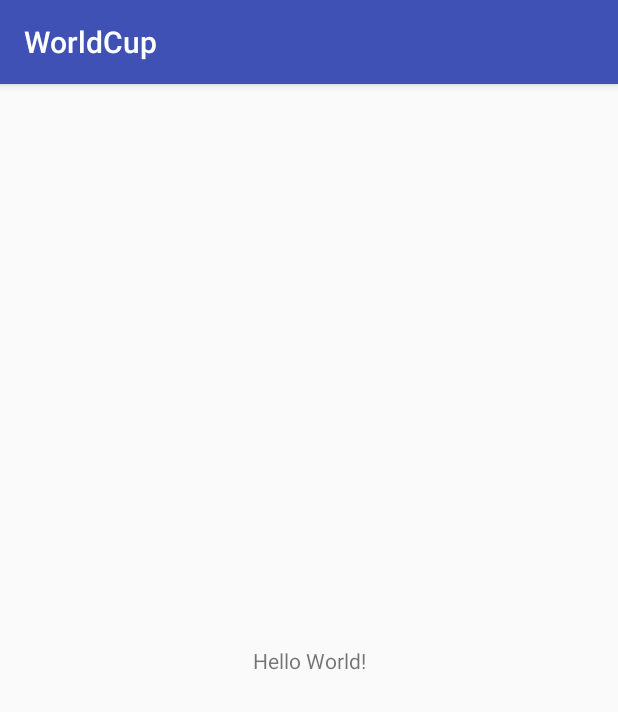
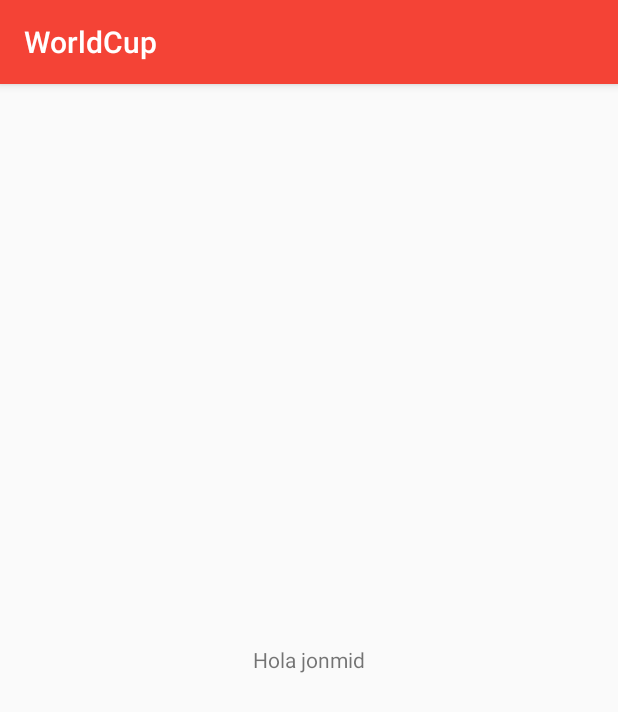
Before and after one commit to jonmid-workshops/WorldCup, an Android app: the screen it shows after launch (SplashScreenActivity before the commit, HomeActivity after it), on a phone screen of 412 x 824 dp. Shown: the top 712 px of the screen. Run offline under Robolectric (Android 15) with nearby library versions, the phone set to English and light mode, and no system bars.

Commit message:
Creacion de las pantallas principales

```diff
--- a/app/src/main/AndroidManifest.xml
+++ b/app/src/main/AndroidManifest.xml
@@ -16,6 +16,9 @@
                 <category android:name="android.intent.category.LAUNCHER" />
             </intent-filter>
         </activity>
+        <activity android:name=".Views.LoginActivity" />
+        <activity android:name=".Views.CreateAccountActivity" />
+        <activity android:name=".Views.HomeActivity"></activity>
     </application>
 
 </manifest>
--- a/app/src/main/java/com/example/jonmid/worldcup/SplashScreenActivity.java
+++ b/app/src/main/java/com/example/jonmid/worldcup/SplashScreenActivity.java
@@ -1,7 +1,11 @@
 package com.example.jonmid.worldcup;
 
+import android.content.Intent;
 import android.support.v7.app.AppCompatActivity;
 import android.os.Bundle;
+import android.view.View;
+
+import com.example.jonmid.worldcup.Views.LoginActivity;
 
 public class SplashScreenActivity extends AppCompatActivity {
 
@@ -9,5 +13,12 @@ public class SplashScreenActivity extends AppCompatActivity {
     protected void onCreate(Bundle savedInstanceState) {
         super.onCreate(savedInstanceState);
         setContentView(R.layout.activity_splash_screen);
+
+        showLogin();
+    }
+
+    public void showLogin(){
+        Intent intent = new Intent(this, LoginActivity.class);
+        startActivity(intent);
     }
 }
--- /dev/null
+++ b/app/src/main/java/com/example/jonmid/worldcup/Views/HomeActivity.java
@@ -0,0 +1,15 @@
+package com.example.jonmid.worldcup.Views;
+
+import android.support.v7.app.AppCompatActivity;
+import android.os.Bundle;
+
+import com.example.jonmid.worldcup.R;
+
+public class HomeActivity extends AppCompatActivity {
+
+    @Override
+    protected void onCreate(Bundle savedInstanceState) {
+        super.onCreate(savedInstanceState);
+        setContentView(R.layout.activity_home);
+    }
+}
--- /dev/null
+++ b/app/src/main/java/com/example/jonmid/worldcup/Views/LoginActivity.java
@@ -0,0 +1,23 @@
+package com.example.jonmid.worldcup.Views;
+
+import android.content.Intent;
+import android.support.v7.app.AppCompatActivity;
+import android.os.Bundle;
+
+import com.example.jonmid.worldcup.R;
+
+public class LoginActivity extends AppCompatActivity {
+
+    @Override
+    protected void onCreate(Bundle savedInstanceState) {
+        super.onCreate(savedInstanceState);
+        setContentView(R.layout.activity_login);
+
+        showHome();
+    }
+
+    public void showHome(){
+        Intent intent = new Intent(this, HomeActivity.class);
+        startActivity(intent);
+    }
+}
--- /dev/null
+++ b/app/src/main/res/layout/activity_home.xml
@@ -0,0 +1,25 @@
+<?xml version="1.0" encoding="utf-8"?>
+<android.support.design.widget.CoordinatorLayout
+    xmlns:android="http://schemas.android.com/apk/res/android"
+    xmlns:app="http://schemas.android.com/apk/res-auto"
+    xmlns:tools="http://schemas.android.com/tools"
+    android:layout_width="match_parent"
+    android:layout_height="match_parent"
+    tools:context="com.example.jonmid.worldcup.Views.HomeActivity">
+
+    <include layout="@layout/toolbar_index"/>
+
+    <RelativeLayout
+        android:layout_width="match_parent"
+        android:layout_height="match_parent"
+        android:orientation="vertical"
+        app:layout_behavior="@string/appbar_scrolling_view_behavior">
+
+        <TextView
+            android:layout_width="wrap_content"
+            android:layout_height="wrap_content"
+            android:text="Hola jonmid"
+            android:layout_centerInParent="true"/>
+
+    </RelativeLayout>
+</android.support.design.widget.CoordinatorLayout>
--- a/app/src/main/res/layout/activity_splash_screen.xml
+++ b/app/src/main/res/layout/activity_splash_screen.xml
@@ -6,13 +6,13 @@
     android:layout_height="match_parent"
     tools:context="com.example.jonmid.worldcup.SplashScreenActivity">
 
-    <TextView
+    <Button
+        android:id="@+id/button2"
         android:layout_width="wrap_content"
         android:layout_height="wrap_content"
-        android:text="Hello World!"
+        android:text="pasar login"
         app:layout_constraintBottom_toBottomOf="parent"
         app:layout_constraintLeft_toLeftOf="parent"
         app:layout_constraintRight_toRightOf="parent"
         app:layout_constraintTop_toTopOf="parent" />
-
 </android.support.constraint.ConstraintLayout>
--- /dev/null
+++ b/app/src/main/res/layout/toolbar_index.xml
@@ -0,0 +1,18 @@
+<?xml version="1.0" encoding="utf-8"?>
+<android.support.design.widget.AppBarLayout
+    xmlns:android="http://schemas.android.com/apk/res/android"
+    xmlns:app="http://schemas.android.com/apk/res-auto"
+    android:layout_width="match_parent"
+    android:layout_height="wrap_content">
+
+    <android.support.v7.widget.Toolbar
+        android:id="@+id/id_tb_toolbarindex"
+        android:layout_width="match_parent"
+        android:layout_height="wrap_content"
+        android:theme="@style/Base.ThemeOverlay.AppCompat.ActionBar"
+        app:title="@string/app_name"
+        app:titleTextColor="@android:color/white">
+
+    </android.support.v7.widget.Toolbar>
+
+</android.support.design.widget.AppBarLayout>
--- a/app/src/main/res/values/colors.xml
+++ b/app/src/main/res/values/colors.xml
@@ -1,6 +1,6 @@
 <?xml version="1.0" encoding="utf-8"?>
 <resources>
-    <color name="colorPrimary">#3F51B5</color>
-    <color name="colorPrimaryDark">#303F9F</color>
-    <color name="colorAccent">#FF4081</color>
+    <color name="colorPrimary">#F44336</color>
+    <color name="colorPrimaryDark">#D32F2F</color>
+    <color name="colorAccent">#FFC107</color>
 </resources>
--- a/app/src/main/res/values/styles.xml
+++ b/app/src/main/res/values/styles.xml
@@ -1,7 +1,7 @@
 <resources>
 
     <!-- Base application theme. -->
-    <style name="AppTheme" parent="Theme.AppCompat.Light.DarkActionBar">
+    <style name="AppTheme" parent="Theme.AppCompat.Light.NoActionBar">
         <!-- Customize your theme here. -->
         <item name="colorPrimary">@color/colorPrimary</item>
         <item name="colorPrimaryDark">@color/colorPrimaryDark</item>
```
Also changed, not shown: app/src/main/java/com/example/jonmid/worldcup/Views/CreateAccountActivity.java (added, +15 -0 lines), app/src/main/res/layout/activity_create_account.xml (added, +9 -0 lines), app/src/main/res/layout/activity_login.xml (added, +9 -0 lines).
